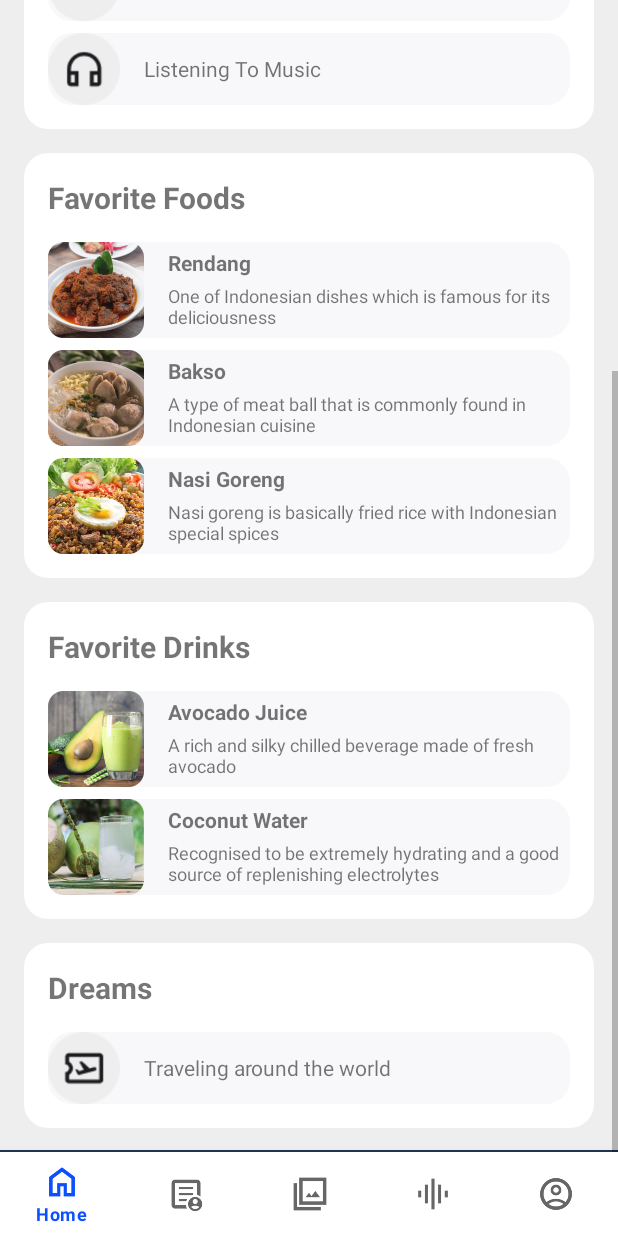
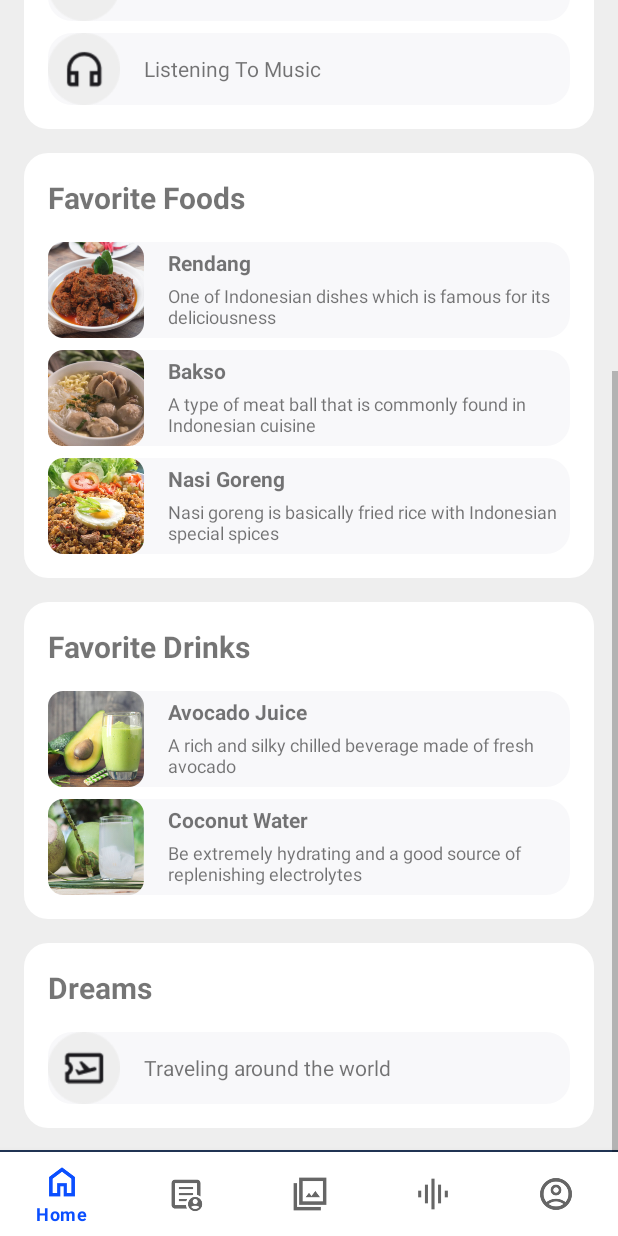
Before and after one commit to Muzhoffar/UTS_MyselfApps_IF9_10121738_RifqiSirojulMuzhoffar, an Android app: the screen it shows after launch (MainActivity), scrolled down 365 dp, on a phone screen of 412 x 824 dp. Run offline under Robolectric (Android 15) with nearby library versions, the phone set to English and light mode, and no system bars.

Commit message:
update 2.1

```diff
--- a/app/src/main/res/layout/fragment_profile.xml
+++ b/app/src/main/res/layout/fragment_profile.xml
@@ -19,7 +19,7 @@
 
             <RelativeLayout
                 android:layout_width="match_parent"
-                android:layout_height="675dp"
+                android:layout_height="600dp"
                 android:layout_marginTop="200dp"
                 android:padding="16dp"
                 android:background="@drawable/cornerbox_white">
--- a/app/src/main/res/values/strings.xml
+++ b/app/src/main/res/values/strings.xml
@@ -26,7 +26,7 @@
     <string name="text_avocado">Avocado Juice</string>
     <string name="text_desc_avocado">A rich and silky chilled beverage made of fresh avocado</string>
     <string name="text_coconut">Coconut Water</string>
-    <string name="text_desc_coconut">Recognised to be extremely hydrating and a good source of replenishing electrolytes</string>
+    <string name="text_desc_coconut">Be extremely hydrating and a good source of replenishing electrolytes</string>
 
     <string name="text_dreams">Dreams</string>
     <string name="text_the_dreams">Traveling around the world</string>
```
